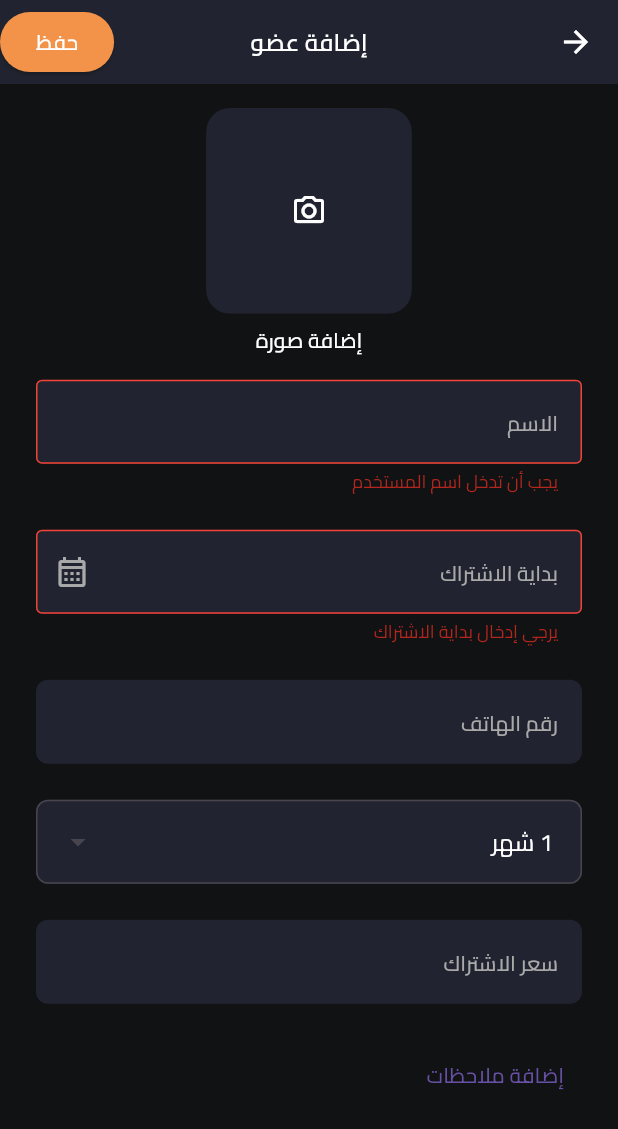
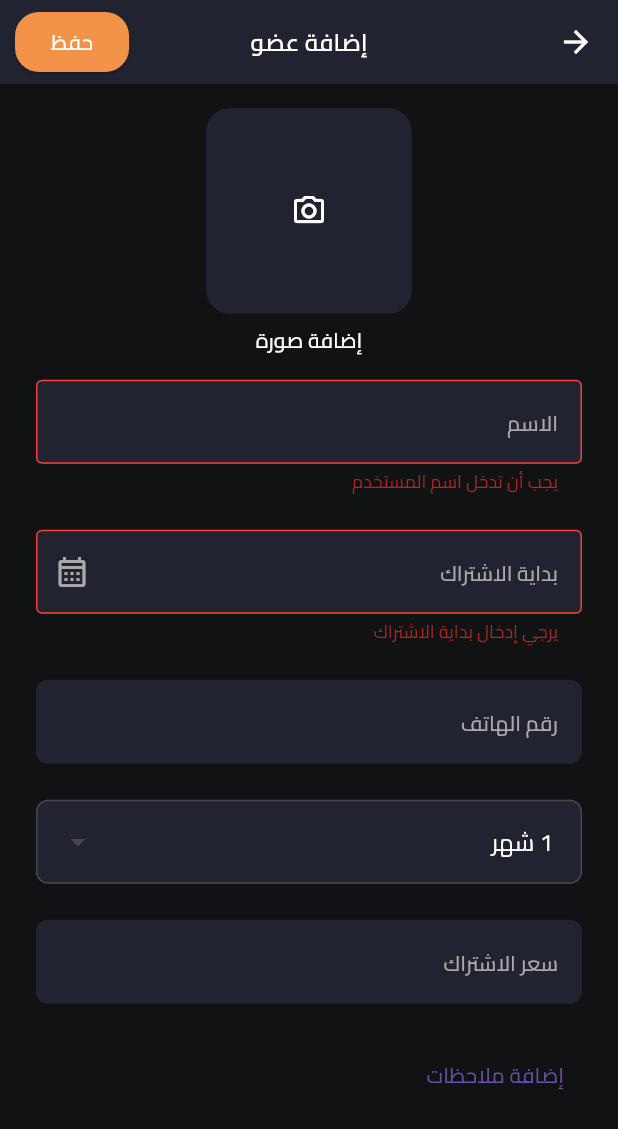
Before and after one commit to mahmoudsaeedm24/weider, a Flutter app: the AddEditUserScreen screen opened by its route, after a tap on "حفظ", on a phone screen of 412 x 824 dp. Shown: the top 1129 px of the screen. Run offline on Flutter 3.47's test engine with Material 3 defaults, Android fonts, the phone set to English and light mode, and no system bars; our stand-ins replace device_preview, flutter_bloc, flutter_local_notifications, gap, get_it, hive_flutter and 3 more; accounts and stored records are empty.

Commit message:
add total prescriptions

```diff
--- a/lib/core/extension/text_style_on_context.dart
+++ b/lib/core/extension/text_style_on_context.dart
@@ -12,21 +12,23 @@ extension TextStyleOnContext on BuildContext {
     return switch (deviceType) {
       DeviceType.desktop => 1.5,
       DeviceType.tablet => 1.25,
-      DeviceType.mobile => 1.0,
+      DeviceType.mobile => 1,
     };
   }
 
   double _textScale(double fontSize) {
-    final scaler = MediaQuery.maybeTextScalerOf(this);
-    final limitedScaler = scaler?.clamp(minScaleFactor: 1, maxScaleFactor: 2);
+    // final scaler = MediaQuery.maybeTextScalerOf(this);
+    // final limitedScaler = scaler?.clamp(minScaleFactor: 1, maxScaleFactor: 2);
     // log(limitedScaler.toString());
     // log("${limitedScaler?.scale(fontSize) ?? fontSize}");
-    return limitedScaler?.scale(fontSize) ?? fontSize;
+    // return limitedScaler?.scale(fontSize) ?? fontSize;  //* هي اللي بيتظهر ال scaler
+    return fontSize;
   }
 
   TextStyle _scaled(TextStyle? style, double defaultSize) {
     final size = style?.fontSize ?? defaultSize;
     final scaledSize = _textScale(size) * _deviceFontScale();
+    // final scaledSize = _textScale(size) * _deviceFontScale();
     log("TextScaler = ${_deviceFontScale()}");
     return (style ?? const TextStyle()).copyWith(fontSize: scaledSize);
   }
@@ -48,5 +50,4 @@ extension TextStyleOnContext on BuildContext {
   //   'semiB16': _scaled(_textExtension?.semiB16, 16),
   //   'semiB18': _scaled(_textExtension?.semiB18, 18),
   // };
-
 }
--- /dev/null
+++ b/lib/core/utils/date_time_format.dart
@@ -0,0 +1,8 @@
+import 'package:intl/intl.dart';
+
+String dayAndMonth(DateTime fullDateTime) {
+  return DateFormat('yy-MM-dd').format(fullDateTime);
+
+  // return fullDateTime.toString().split(' ')[0].split('-').skip(1).join('-');
+  // return fullDateTime.toString().split(' ')[0];
+}
--- a/lib/features/user/presentation/view/add_edit_user_screen.dart
+++ b/lib/features/user/presentation/view/add_edit_user_screen.dart
@@ -77,6 +77,7 @@ class _AddEditUserScreenState extends State<AddEditUserScreen> {
                 widget.userModel != null ? "تعديل البيانات" : "إضافة عضو",
                 style: context.semiB16.copyWith(color: AppColors.onPrimary),
               ),
+              actionsPadding: EdgeInsets.only(left: 10),
               actions: [
                 BlocListener<UserImageCubit, String?>(
                   listener: (context, state) {
@@ -84,6 +85,13 @@ class _AddEditUserScreenState extends State<AddEditUserScreen> {
                     log("image path listener $imagePath");
                   },
                   child: ElevatedButton(
+                    style: ButtonStyle(
+                      shape: WidgetStatePropertyAll(
+                        RoundedRectangleBorder(
+                          borderRadius: BorderRadiusGeometry.circular(16),
+                        ),
+                      ),
+                    ),
                     onPressed: () async {
                       saveUser(context);
                     },
--- a/lib/features/user/presentation/widgets/add_edit_users_widgets/text_input/custom_text_input_field.dart
+++ b/lib/features/user/presentation/widgets/add_edit_users_widgets/text_input/custom_text_input_field.dart
@@ -17,10 +17,12 @@ class CustomTextInputField extends StatefulWidget {
     this.onCompleteWriting,
     this.isModify = true,
     this.maxLines,
+    this.isSearch = false,
   });
   final TextEditingController controller;
   final String label;
   final bool isDate;
+  final bool isSearch;
   final bool isModify;
   final void Function(String)? onChanged;
   final TextInputType? keyboardType;
@@ -67,12 +69,16 @@ class _CustomTextInputFieldState extends State<CustomTextInputField> {
       cursorColor: AppColors.secondary,
       autofocus: autofocus,
       focusNode: _focusNode,
+
       readOnly: readOnly,
       validator: widget.validator,
       inputFormatters: widget.inputFormatters,
       onChanged: widget.onChanged,
       decoration: InputDecoration(
         hintText: widget.label,
+        // isDense: true,
+
+        // contentPadding: EdgeInsets.fromLTRB(8, 2, 8, 2),
         hintStyle: context.med14.copyWith(color: AppColors.accentLight),
         suffixIcon: _buildSuffixIcon(),
       ),
@@ -110,7 +116,9 @@ class _CustomTextInputFieldState extends State<CustomTextInputField> {
               icon: Icon(Icons.check, color: AppColors.secondary),
             );
     }
-
+    if (widget.isSearch) {
+      return Icon(Icons.search, color: AppColors.accentLight, size: 24);
+    }
     // الحالة 3: الحقل قابل للتعديل أصلاً → مفيش داعي لأيقونات
     return null;
   }
--- a/lib/features/user/presentation/widgets/display_users_widgets/UserCard/image_review.dart
+++ b/lib/features/user/presentation/widgets/display_users_widgets/UserCard/image_review.dart
@@ -12,7 +12,7 @@ class ImageReview extends StatelessWidget {
     return ClipRRect(
       borderRadius: BorderRadiusGeometry.circular(16),
       child: SizedBox(
-        width: 28.5.sp(context),
+        width: 26.sp(context),
         height: 28.5.sp(context),
         child: userModel.imagePath == null
             ? Image.asset('assets/images/unkown_person.png', fit: BoxFit.cover)
--- a/lib/features/user/presentation/widgets/display_users_widgets/UserCard/user_card.dart
+++ b/lib/features/user/presentation/widgets/display_users_widgets/UserCard/user_card.dart
@@ -1,9 +1,9 @@
-
 import 'package:flutter/material.dart';
 import 'package:gap/gap.dart';
 import 'package:weider/core/extension/device_info_on_num.dart';
 import 'package:weider/core/extension/text_style_on_context.dart';
 import 'package:weider/core/theme/app_colors.dart';
+import 'package:weider/core/utils/date_time_format.dart';
 import 'package:weider/core/utils/rest_days.dart';
 import 'package:weider/features/user/data/models/user_model/user_model.dart';
 import 'package:weider/features/user/presentation/view/add_edit_user_screen.dart';
@@ -23,6 +23,7 @@ class UserCard extends StatelessWidget {
           style: context.semiB14.copyWith(color: AppColors.onPrimary),
         ),
       ),
+
       if (restDayes > 0)
         CustomContainerCard(title: '$restDayes يوم', alarm: restDayes < 5),
     ],
@@ -31,14 +32,14 @@ class UserCard extends StatelessWidget {
     mainAxisAlignment: MainAxisAlignment.spaceBetween,
     children: [
       Text(
-        userModel.startDate.toString().split(' ')[0],
-        style: context.reg12.copyWith(color: AppColors.onPrimary),
+        dayAndMonth(userModel.startDate),
+        style: context.med14.copyWith(color: AppColors.onPrimary),
       ),
       CustomContainerCard(title: userModel.intervalTime!.intervalName),
 
       Text(
-        userModel.endDate.toString().split(' ')[0],
-        style: context.reg12.copyWith(color: AppColors.onPrimary),
+        dayAndMonth(userModel.endDate),
+        style: context.med14.copyWith(color: AppColors.onPrimary),
       ),
     ],
   );
@@ -76,6 +77,7 @@ class UserCard extends StatelessWidget {
 
                     children: [
                       _firstRow(context, restDays(userModel.endDate)),
+                      Gap(5),
                       Text(
                         userModel.phone ?? "",
                         style: context.reg12.copyWith(
--- a/lib/features/user/presentation/widgets/display_users_widgets/display_users_body.dart
+++ b/lib/features/user/presentation/widgets/display_users_widgets/display_users_body.dart
@@ -4,6 +4,7 @@ import 'package:weider/core/extension/device_info_on_num.dart';
 import 'package:weider/core/theme/app_colors.dart';
 import 'package:weider/features/user/presentation/controllers/get_all_users/get_all_users_cubit.dart';
 import 'package:weider/features/user/presentation/widgets/add_edit_users_widgets/text_input/custom_text_input_field.dart';
+import 'package:weider/features/user/presentation/widgets/display_users_widgets/UserCard/custom_container_card.dart';
 
 import '../../../../../core/routes.dart';
 import '../../../../../main.dart';
@@ -17,6 +18,8 @@ class DisplayUsersBody extends StatefulWidget {
 }
 
 class _DisplayUsersBodyState extends State<DisplayUsersBody> with RouteAware {
+  // int _total;
+  // int _filteredNumber;
   late TextEditingController _searchController;
   @override
   void didChangeDependencies() {
@@ -70,8 +73,9 @@ class _DisplayUsersBodyState extends State<DisplayUsersBody> with RouteAware {
           ),
           child: Stack(
             children: [
+              //* عرض الداتا
               Padding(
-                padding: EdgeInsets.only(top: 19.5.sp(context)),
+                padding: EdgeInsets.only(top: 26.sp(context)),
                 child: BlocBuilder<GetUsersCubit, GetUsersState>(
                   // buildWhen: (previous, current) =>
                   //     previous != current && current is GetUsersSuccess,
@@ -94,12 +98,12 @@ class _DisplayUsersBodyState extends State<DisplayUsersBody> with RouteAware {
               //* اضافة شخص جديد
               Positioned(
                 bottom: 30,
-                right: 10,
+                right: 15,
                 child: IconButton(
                   style: ButtonStyle(
                     shadowColor: WidgetStatePropertyAll(Colors.black),
                     elevation: WidgetStatePropertyAll(5),
-                    padding: WidgetStatePropertyAll(EdgeInsets.all(10)),
+                    padding: WidgetStatePropertyAll(EdgeInsets.all(4)),
                     backgroundColor: WidgetStatePropertyAll(
                       AppColors.secondary,
                     ),
@@ -110,20 +114,72 @@ class _DisplayUsersBodyState extends State<DisplayUsersBody> with RouteAware {
                   },
                 ),
               ),
-
+              //* Search Bar
+              Align(
+                alignment: Alignment.topCenter,
+                child: Column(
+                  mainAxisSize: MainAxisSize.min,
+                  children: [
                     Padding(
-                padding: const EdgeInsets.only(bottom: 10.0),
-                child: Align(
-                  alignment: Alignment.topCenter,
-
+                      padding: const EdgeInsets.only(
+                        bottom: 10.0,
+                        left: 16,
+                        right: 16,
+                      ),
                       child: CustomTextInputField(
+                        isSearch: true,
                         controller: _searchController,
                         maxLines: 1,
                         onChanged: (input) {
-                      context.read<GetUsersCubit>().getUsers(userName: input);
+                          context.read<GetUsersCubit>().getUsers(
+                            userName: input,
+                          );
                         },
                         label: "ابحث بالاسم",
                       ),
+                    ),
+
+                    Container(
+                      decoration: BoxDecoration(
+                        color: AppColors.secondary,
+                        borderRadius: BorderRadius.circular(8),
+                      ),
+                      height: 7.sp(context),
+                      child: BlocBuilder<GetUsersCubit, GetUsersState>(
+                        builder: (context, state) {
+                          if (state is GetUsersLoading) {
+                            return Row(
+                              mainAxisSize: MainAxisSize.min,
+                              children: [
+                                Text("إجمالي: "),
+                                CircularProgressIndicator(),
+                              ],
+                            );
+                          } else if (state is GetUsersSuccess) {
+                            return Row(
+                              mainAxisAlignment: MainAxisAlignment.spaceAround,
+                              children: [
+                                CustomContainerCard(
+                                  title:
+                                      "المشتركين : ${state.users.active.length + state.users.deactive.length}",
+                                ),
+                                CustomContainerCard(
+                                  title:
+                                      " الساري: ${state.users.active.length}",
+                                ),
+                                CustomContainerCard(
+                                  title:
+                                      " المنتهي: ${state.users.deactive.length}",
+                                ),
+                              ],
+                            );
+                          } else {
+                            return Container();
+                          }
+                        },
+                      ),
+                    ),
+                  ],
                 ),
               ),
             ],
--- a/pubspec.yaml
+++ b/pubspec.yaml
@@ -41,6 +41,7 @@ dependencies:
   hive_flutter: ^1.1.0
   hive_generator: ^2.0.1
   image_picker: ^1.2.0
+  intl: ^0.20.2
   path_provider: ^2.1.5
   shared_preferences: ^2.5.3
   timezone: ^0.10.1
```
Also changed, not shown: pubspec.lock. Lines whose indentation alone changed are shown as unchanged.
